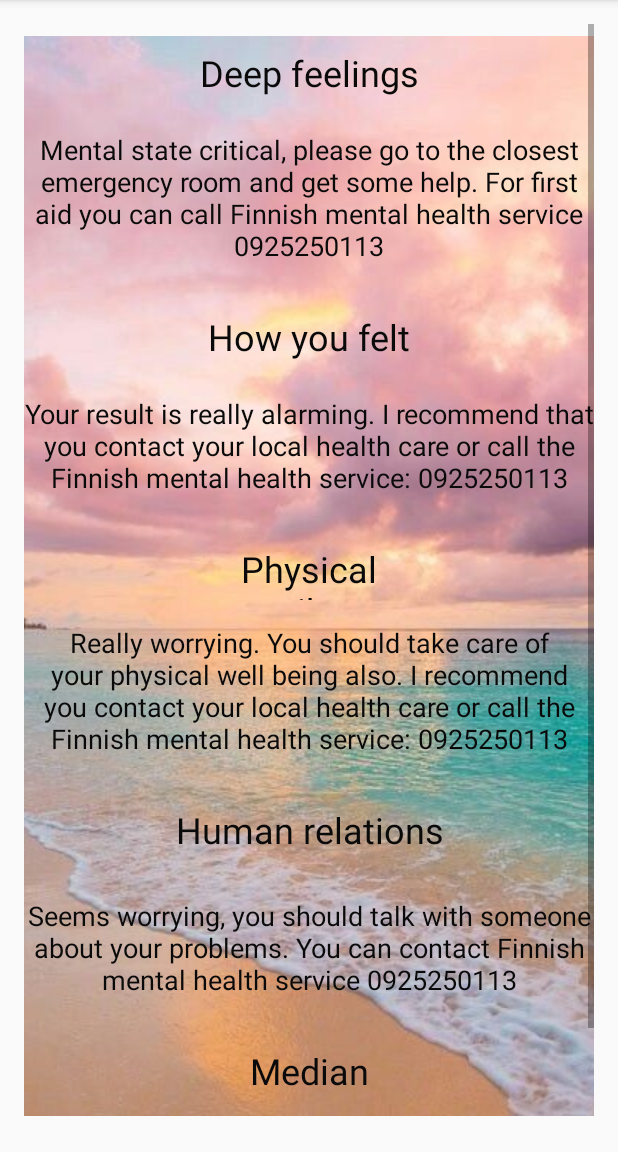
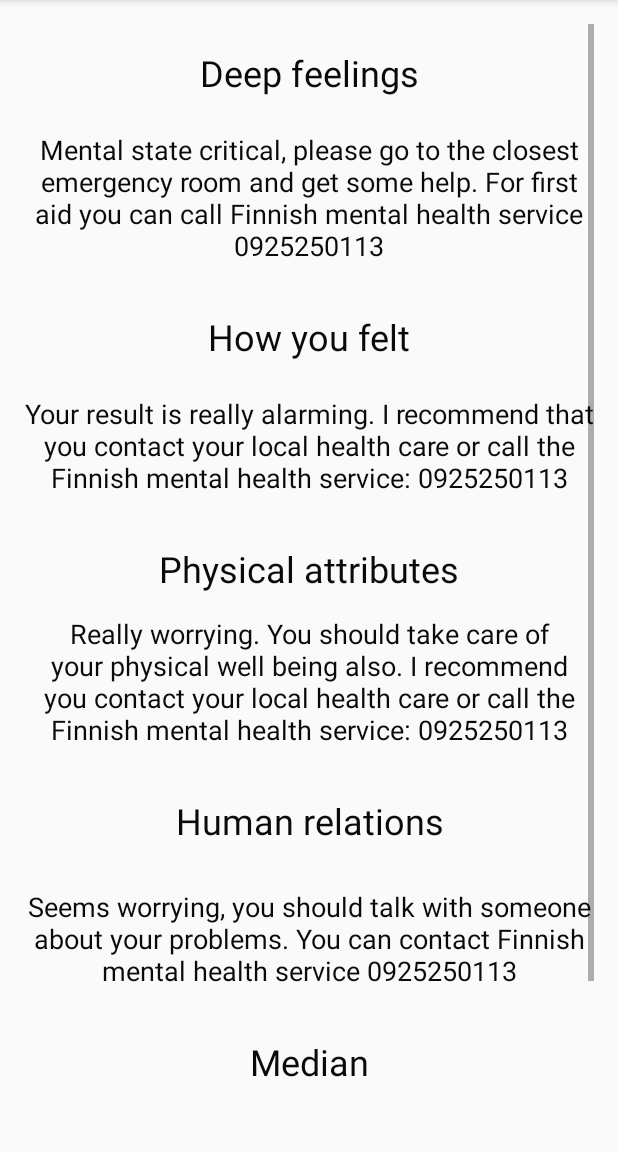
Before and after one commit to Orlian/HealthProject-Ryhma9, an Android app: the ResultsActivity screen opened directly, with no data from a screen before it, on a phone screen of 412 x 824 dp, the part 84-1236 px from its top. Run offline under Robolectric (Android 15) with nearby library versions, the phone set to English and light mode, and no system bars.

Commit message:
Switch case toimii, laskee oikein, korjattu kirjoistuvirheitä sekä layouttia muokattu

```diff
--- a/app/src/main/java/com/example/healthproject/MainActivity.java
+++ b/app/src/main/java/com/example/healthproject/MainActivity.java
@@ -30,7 +30,7 @@ public class MainActivity extends AppCompatActivity {
 
         } else if(v == findViewById(R.id.mainButton)){
             //Tänne siirtyminen QuestionActivity aktiviteettiin (eli päätoiminto), jos käyttäjä on kirjautunut sisään
-            if(getSharedPreferences("LOGIN_PREFS", 0).getBoolean("LOGIN_STATUS", true)){
+            if(getSharedPreferences("LOGIN_PREFS", 0).getBoolean("LOGIN_STATUS", false)){
                 Intent questionsIntent = new Intent(MainActivity.this, QuestionActivity.class);
                 startActivity(questionsIntent);
             }else{
--- a/app/src/main/res/layout/activity_main_results.xml
+++ b/app/src/main/res/layout/activity_main_results.xml
@@ -15,8 +15,7 @@
         app:layout_constraintBottom_toBottomOf="parent"
         app:layout_constraintEnd_toEndOf="parent"
         app:layout_constraintStart_toStartOf="parent"
-        app:layout_constraintTop_toTopOf="parent"
-        app:srcCompat="@drawable/rentouttavakuva" />
+        app:layout_constraintTop_toTopOf="parent" />
 
     <ScrollView
         android:layout_width="match_parent"
@@ -99,8 +98,8 @@
 
             <TextView
                 android:id="@+id/group3Head"
-                android:layout_width="139dp"
-                android:layout_height="37dp"
+                android:layout_width="208dp"
+                android:layout_height="31dp"
                 android:layout_marginStart="110dp"
                 android:layout_marginLeft="110dp"
                 android:layout_marginTop="32dp"
@@ -185,7 +184,7 @@
             <TextView
                 android:id="@+id/group5Text"
                 android:layout_width="wrap_content"
-                android:layout_height="0dp"
+                android:layout_height="wrap_content"
                 android:layout_marginStart="143dp"
                 android:layout_marginLeft="143dp"
                 android:layout_marginTop="16dp"
--- a/app/src/main/res/values/strings.xml
+++ b/app/src/main/res/values/strings.xml
@@ -15,7 +15,6 @@
     <string name="save_button">Save</string>
     <string name="login_button">Login</string>
     <string name="mainmenu_button">Main Menu</string>
-    <string name="exit_button" translatable="false">EXIT</string>
 
     //Questions
     <string name="question1">Do you feel sad or unhappy? \n(1= very unhappy, 5=happy)</string>
@@ -49,7 +48,7 @@
     //Group results
     <string name="group1head">Deep feelings</string>
     <string name="group2head">How you felt</string>
-    <string name="group3head">Physical attribute</string>
+    <string name="group3head">Physical attributes</string>
     <string name="group4head">Human relations</string>
     <string name="group5head">Median</string>
     <string name="group1text" translatable="false"></string>
```
Also changed, not shown: app/src/main/java/com/example/healthproject/QuestionActivity.java (+9 -7 lines).
